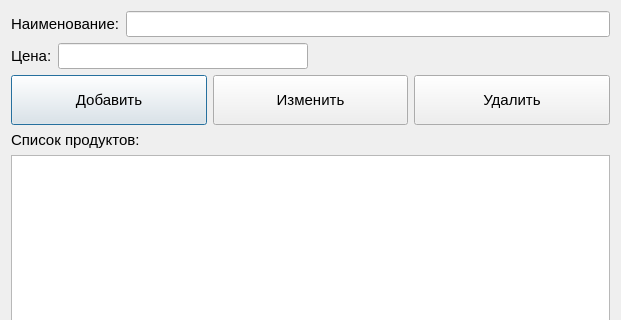
This is View/FormEditProducts.ui in Neomer/Cassa as Qt 5 draws it before an edit; both pictures show x 0 to 621 and y 0 to 320 of the 621 by 517 pixel window. The edited form follows.
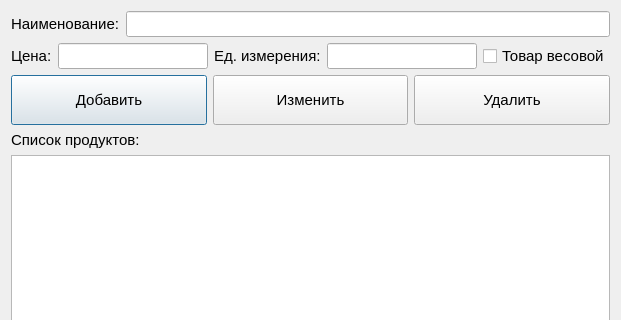
This is the edited form.

Patch:
```diff
--- a/View/FormEditProducts.ui
+++ b/View/FormEditProducts.ui
@@ -68,17 +68,36 @@
         </widget>
        </item>
        <item>
-        <spacer name="horizontalSpacer">
-         <property name="orientation">
-          <enum>Qt::Horizontal</enum>
+        <widget class="QLabel" name="label_5">
+         <property name="font">
+          <font>
+           <pointsize>11</pointsize>
+          </font>
          </property>
-         <property name="sizeHint" stdset="0">
+         <property name="text">
+          <string>Ед. измерения:</string>
+         </property>
+        </widget>
+       </item>
+       <item>
+        <widget class="QLineEdit" name="txtUnit">
+         <property name="maximumSize">
           <size>
-           <width>40</width>
-           <height>20</height>
+           <width>250</width>
+           <height>16777215</height>
           </size>
          </property>
-        </spacer>
+         <property name="maxLength">
+          <number>10</number>
+         </property>
+        </widget>
+       </item>
+       <item>
+        <widget class="QCheckBox" name="chkIsWeight">
+         <property name="text">
+          <string>Товар весовой</string>
+         </property>
+        </widget>
        </item>
       </layout>
      </item>
```
